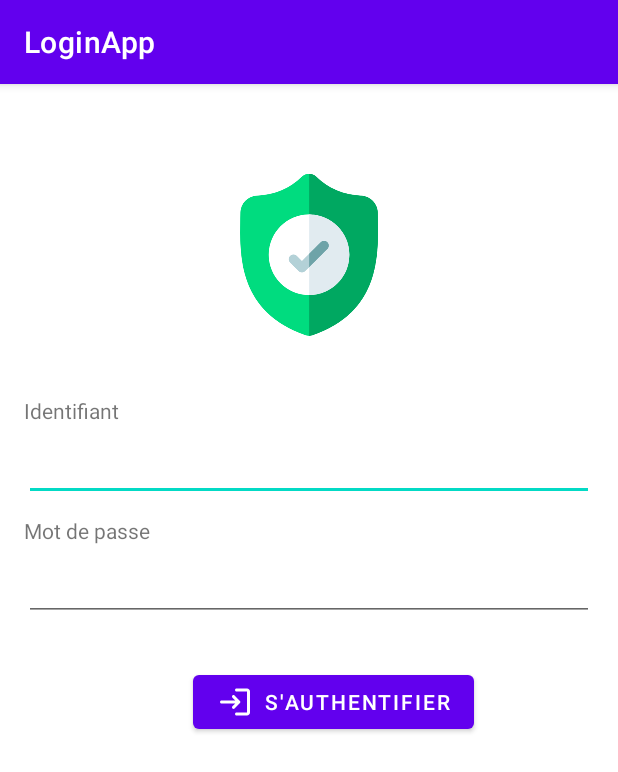
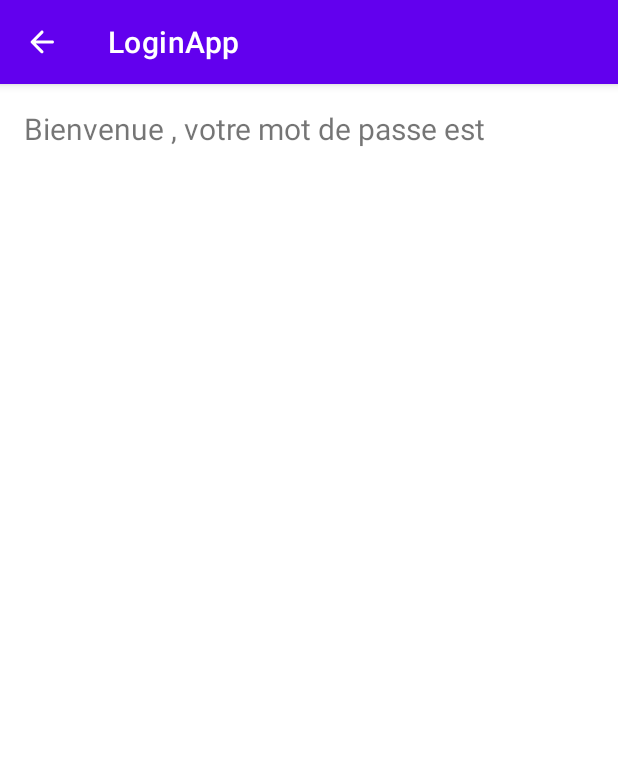
Before and after one commit to floduch/cours_Android, an Android app: the screen it shows after launch (LoginActivity before the commit, MainActivity after it), after a tap on an icon or button, on a phone screen of 412 x 824 dp. Shown: the top 772 px of the screen. Run offline under Robolectric (Android 15) with nearby library versions, the phone set to English and light mode, and no system bars.

Commit message:
page de connexion avec renvoie sur l'activité suivante

```diff
--- a/app/src/main/AndroidManifest.xml
+++ b/app/src/main/AndroidManifest.xml
@@ -9,6 +9,7 @@
         android:roundIcon="@mipmap/ic_launcher_round"
         android:supportsRtl="true"
         android:theme="@style/Theme.LoginApp">
+        <activity android:name=".MainActivity"></activity>
         <activity android:name=".LoginActivity">
             <intent-filter>
                 <action android:name="android.intent.action.MAIN" />
--- a/app/src/main/java/com/example/loginapp/LoginActivity.java
+++ b/app/src/main/java/com/example/loginapp/LoginActivity.java
@@ -2,6 +2,7 @@ package com.example.loginapp;
 
 import androidx.appcompat.app.AppCompatActivity;
 
+import android.content.Intent;
 import android.os.Bundle;
 import android.view.View;
 import android.widget.Button;
@@ -20,12 +21,18 @@ public class LoginActivity extends AppCompatActivity {
 
         Button connect = findViewById(R.id.buttonConnect);
 
+        Intent mainActivity = new Intent(this, MainActivity.class);
+
         connect.setOnClickListener(new View.OnClickListener() {
             public void onClick(View v) {
 
                 Toast myToast = Toast.makeText(LoginActivity.this,  "Bonjour "+ identifiant.getText().toString(), Toast.LENGTH_SHORT);
                 myToast.show();
 
+                mainActivity.putExtra("id", identifiant.getText().toString());
+                mainActivity.putExtra("pass", password.getText().toString());
+                startActivity(mainActivity);
+
             }
         });
     }
--- /dev/null
+++ b/app/src/main/java/com/example/loginapp/MainActivity.java
@@ -0,0 +1,49 @@
+package com.example.loginapp;
+
+import androidx.annotation.NonNull;
+import androidx.appcompat.app.ActionBar;
+import androidx.appcompat.app.AppCompatActivity;
+
+import android.os.Bundle;
+import android.view.MenuItem;
+import android.widget.TextView;
+
+import org.w3c.dom.Text;
+
+public class MainActivity extends AppCompatActivity {
+
+    @Override
+    protected void onCreate(Bundle savedInstanceState) {
+        super.onCreate(savedInstanceState);
+        setContentView(R.layout.activity_main);
+
+        ActionBar actionBar = getSupportActionBar();
+        actionBar.setHomeAsUpIndicator(R.drawable.ic_round_arrow_back_24);
+        actionBar.setDisplayHomeAsUpEnabled(true);
+
+        Bundle extras = getIntent().getExtras();
+        String id, pass;
+        if (extras != null) {
+            id = extras.getString("id");
+            pass = extras.getString("pass");
+            // and get whatever type user account id is
+        }else {
+            id ="0";
+            pass="0";
+        }
+
+        TextView text = findViewById(R.id.text);
+
+        text.setText("Bienvenue "+ id + ", votre mot de passe est "+pass);
+
+    }
+    @Override
+    public boolean onOptionsItemSelected(@NonNull MenuItem item) {
+        switch (item.getItemId()) {
+            case android.R.id.home:
+                this.finish();
+                return true;
+        }
+        return super.onOptionsItemSelected(item);
+    }
+}
--- /dev/null
+++ b/app/src/main/res/drawable/ic_round_arrow_back_24.xml
@@ -0,0 +1,11 @@
+<vector xmlns:android="http://schemas.android.com/apk/res/android"
+    android:width="24dp"
+    android:height="24dp"
+    android:viewportWidth="24"
+    android:viewportHeight="24"
+    android:tint="?attr/colorControlNormal"
+    android:autoMirrored="true">
+  <path
+      android:fillColor="@android:color/white"
+      android:pathData="M19,11H7.83l4.88,-4.88c0.39,-0.39 0.39,-1.03 0,-1.42 -0.39,-0.39 -1.02,-0.39 -1.41,0l-6.59,6.59c-0.39,0.39 -0.39,1.02 0,1.41l6.59,6.59c0.39,0.39 1.02,0.39 1.41,0 0.39,-0.39 0.39,-1.02 0,-1.41L7.83,13H19c0.55,0 1,-0.45 1,-1s-0.45,-1 -1,-1z"/>
+</vector>
--- /dev/null
+++ b/app/src/main/res/layout/activity_main.xml
@@ -0,0 +1,21 @@
+<?xml version="1.0" encoding="utf-8"?>
+<androidx.constraintlayout.widget.ConstraintLayout xmlns:android="http://schemas.android.com/apk/res/android"
+    xmlns:app="http://schemas.android.com/apk/res-auto"
+    xmlns:tools="http://schemas.android.com/tools"
+    android:layout_width="match_parent"
+    android:layout_height="match_parent"
+    tools:context=".MainActivity">
+
+    <TextView
+        android:id="@+id/text"
+        android:layout_width="match_parent"
+        android:layout_height="wrap_content"
+        android:layout_marginTop="16sp"
+        android:layout_marginStart="16sp"
+        android:layout_marginEnd="16sp"
+        android:textSize="20sp"
+        app:layout_constraintStart_toStartOf="parent"
+        app:layout_constraintEnd_toEndOf="parent"
+        app:layout_constraintTop_toTopOf="parent"/>
+
+</androidx.constraintlayout.widget.ConstraintLayout>
```
